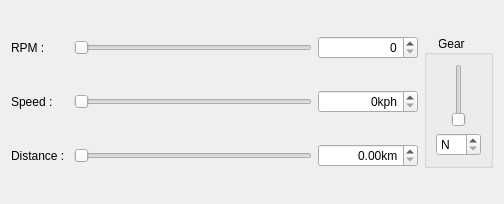
Qt form 132_QtQmlDashboardAnimation/carinfo.ui (beduty/QtTrain) before a commit.
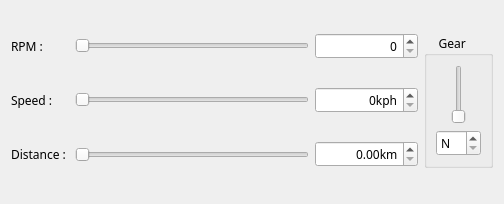
The same form after that commit.

Patch:
```diff
--- a/132_QtQmlDashboardAnimation/carinfo.ui
+++ b/132_QtQmlDashboardAnimation/carinfo.ui
@@ -10,6 +10,11 @@
     <height>204</height>
    </rect>
   </property>
+  <property name="font">
+   <font>
+    <family>Agency FB</family>
+   </font>
+  </property>
   <property name="windowTitle">
    <string>Form</string>
   </property>
```
